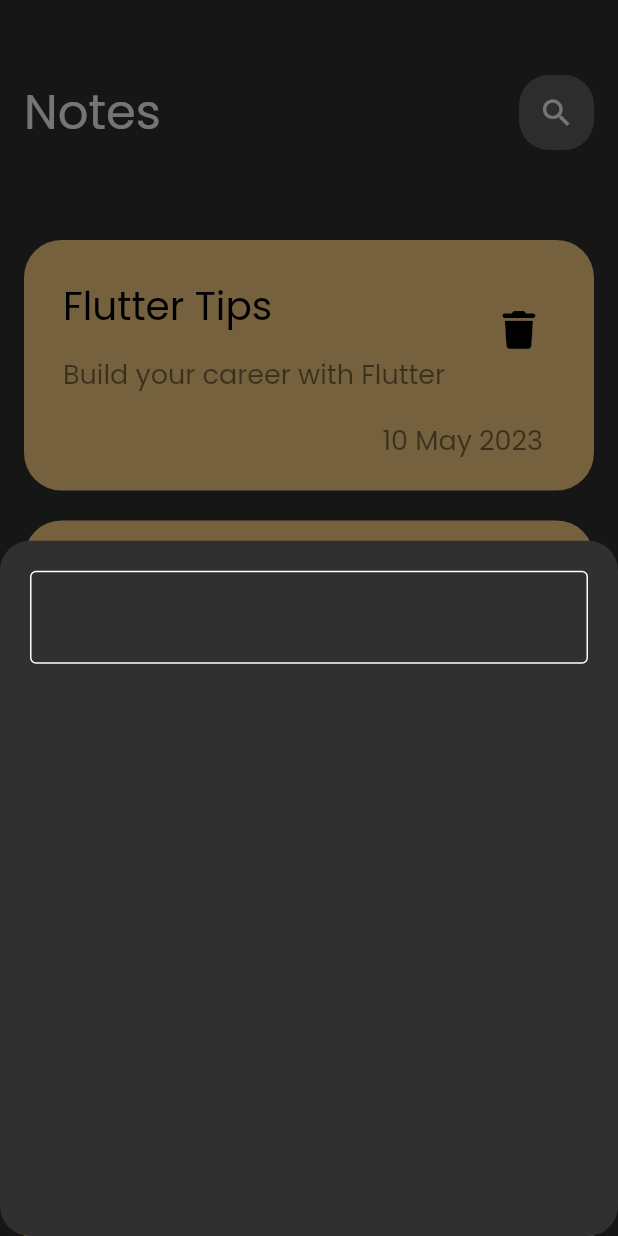
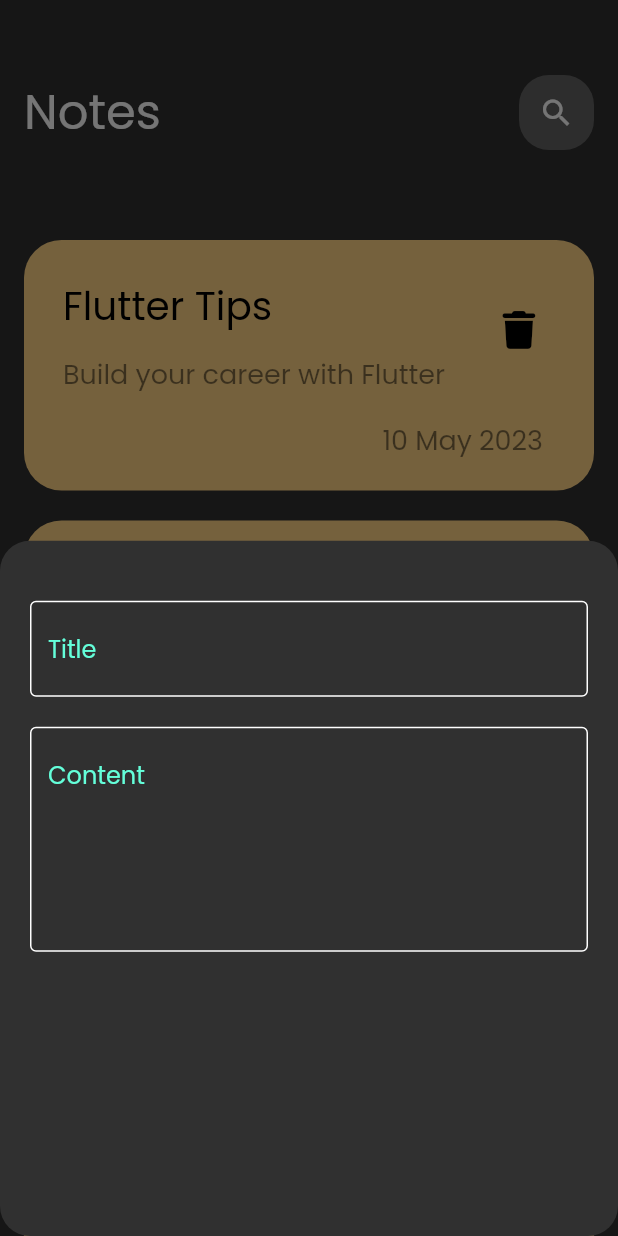
Before and after one commit to mecodeur/notes2_app, a Flutter app: the screen it shows after launch, after a tap on an icon or button, on a phone screen of 412 x 824 dp. Run offline on Flutter 3.47's test engine with Material 2 defaults, Android fonts, the phone set to English and light mode, and no system bars; our stand-ins replace font_awesome_flutter.

Commit message:
Add textField to bottom sheet

```diff
--- a/lib/widgets/add_note_bottom_sheet.dart
+++ b/lib/widgets/add_note_bottom_sheet.dart
@@ -11,8 +11,11 @@ class AddNoteBottomSheet extends StatelessWidget {
         padding: const EdgeInsets.symmetric(horizontal: 20),
         child: Column(
           children: [
+            SizedBox(height: 40),
+            CustomTextFormField(hintText: 'Title', ),
             SizedBox(height: 20),
-            CustomTextFormField(),
+            CustomTextFormField(hintText: 'Content', maxLines: 5,),
+            SizedBox(height: 20),
           ],
         ),
       ),
```
